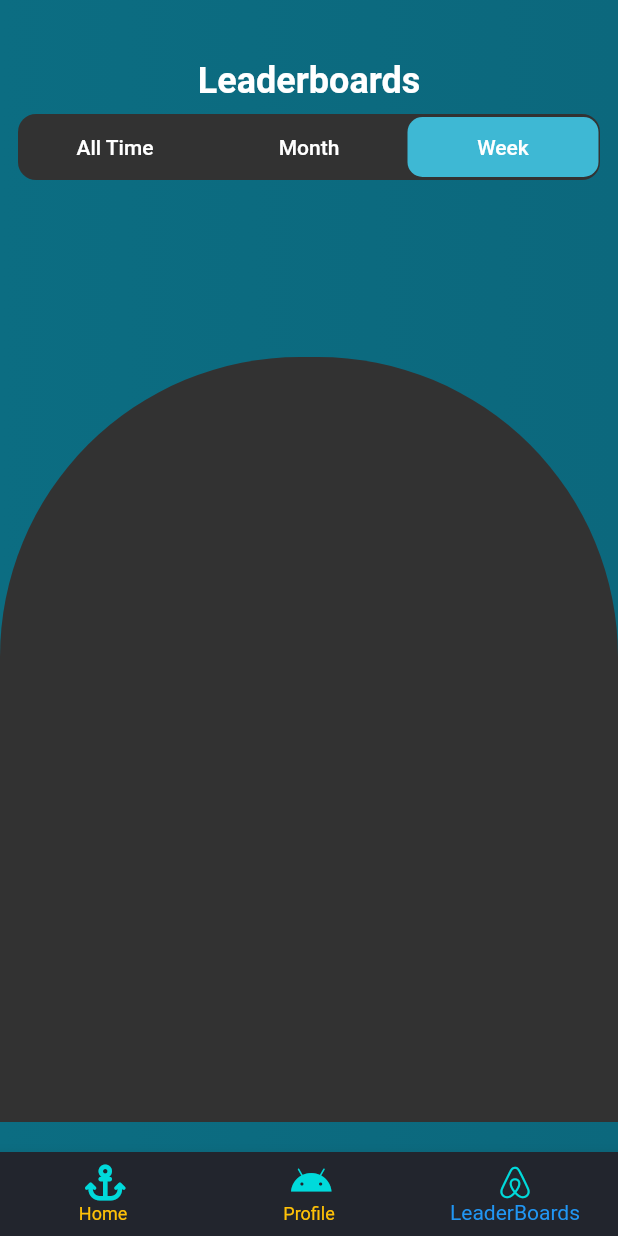
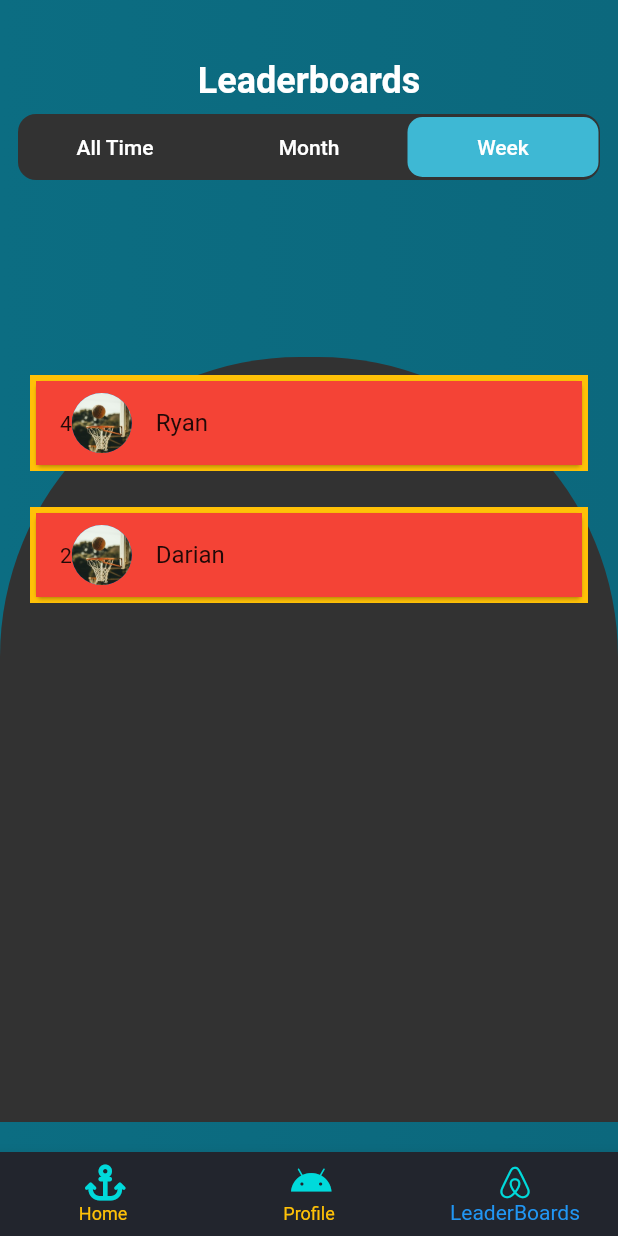
Before and after one commit to soulandbone/trivia_app, a Flutter app: the screen it shows after launch, item 3 of the bottom bar chosen, on a phone screen of 412 x 824 dp. Run offline on Flutter 3.47's test engine with Material 2 defaults, Android fonts, the phone set to English and light mode, and no system bars; our stand-ins replace flutter_riverpod, font_awesome_flutter, gap.

Commit message:
custom leading in customtile working properly

```diff
--- a/lib/screens/leaderboards_screen.dart
+++ b/lib/screens/leaderboards_screen.dart
@@ -1,8 +1,7 @@
-import 'dart:ui';
-
 import 'package:flutter/material.dart';
 import 'package:gap/gap.dart';
 import 'package:trivia_app/utils/app_styles.dart';
+import 'package:trivia_app/widgets/leaderboards_tile.dart';
 
 import '../widgets/composed_widgets/switch_three.dart';
 
@@ -38,6 +37,21 @@ class LeaderBoardsScreen extends StatelessWidget {
                 borderRadius: BorderRadius.only(
                     topLeft: Radius.circular(200),
                     topRight: Radius.circular(200))),
+            child: Container(
+              height: 100,
+              child: ListView(children: const [
+                LeaderBoardsTile(
+                  rank: 4,
+                  userName: 'Ryan',
+                  imageUrl: 'assets/images/sports.jpg',
+                ),
+                LeaderBoardsTile(
+                  rank: 2,
+                  userName: 'Darian',
+                  imageUrl: 'assets/images/sports.jpg',
+                ),
+              ]),
+            ),
           )
         ],
       ),
--- a/lib/screens/questions_screen.dart
+++ b/lib/screens/questions_screen.dart
@@ -29,12 +29,12 @@ class QuestionsScreen extends StatelessWidget {
       'answer': 2
     },
     {
-      'question': 'What team started in Minnesota and is now in California?',
+      'question': 'What is the favorite language of Anthea?',
       'options': {
-        '0': 'Sacramento Kings',
-        '1': 'Golden State Warriors',
-        '2': 'Los Angeles Clippers',
-        '3': 'Los Angeles Lakers'
+        '0': 'Mandarin',
+        '1': 'Cambodian',
+        '2': 'French',
+        '3': 'German'
       },
       'answer': 3
     },
--- /dev/null
+++ b/lib/widgets/custom_leading.dart
@@ -0,0 +1,21 @@
+import 'package:flutter/material.dart';
+
+class CustomLeading extends StatelessWidget {
+  final int rank;
+  final String imageUrl;
+
+  const CustomLeading({required this.rank, required this.imageUrl, super.key});
+
+  @override
+  Widget build(BuildContext context) {
+    return Row(
+      mainAxisSize: MainAxisSize.min,
+      children: [
+        Text(rank.toString()),
+        CircleAvatar(
+          foregroundImage: AssetImage(imageUrl),
+        )
+      ],
+    );
+  }
+}
--- a/lib/widgets/leaderboards_tile.dart
+++ b/lib/widgets/leaderboards_tile.dart
@@ -1,17 +1,30 @@
 import 'package:flutter/material.dart';
+import 'package:gap/gap.dart';
+import 'package:trivia_app/widgets/custom_leading.dart';
 
 class LeaderBoardsTile extends StatelessWidget {
   final int rank;
   final String userName;
+  final String imageUrl;
 
   const LeaderBoardsTile(
-      {required this.rank, required this.userName, super.key});
+      {required this.rank,
+      required this.userName,
+      required this.imageUrl,
+      super.key});
 
   @override
   Widget build(BuildContext context) {
-    return ListTile(
-      leading: Text(rank.toString()),
-      title: Text(userName),
+    return Container(
+      margin: const EdgeInsets.symmetric(horizontal: 20, vertical: 12),
+      color: Colors.amber,
+      child: Card(
+        child: ListTile(
+          tileColor: Colors.red,
+          leading: CustomLeading(rank: rank, imageUrl: imageUrl),
+          title: Text(userName),
+        ),
+      ),
     );
   }
 }
```
